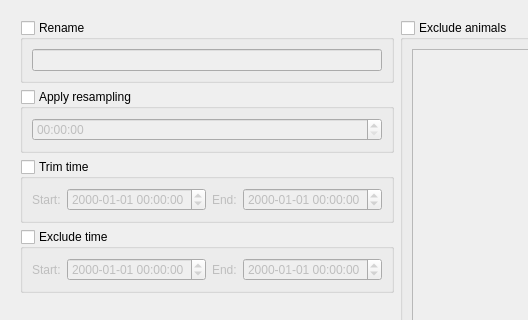
Before: the Qt Designer form tse_analytics/views/general/datasets/adjust_dataset_dialog.ui in TSE-Systems/tse-analytics, drawn with Qt 5; both pictures show x 0 to 528 and y 0 to 320 of the 924 by 520 pixel window.
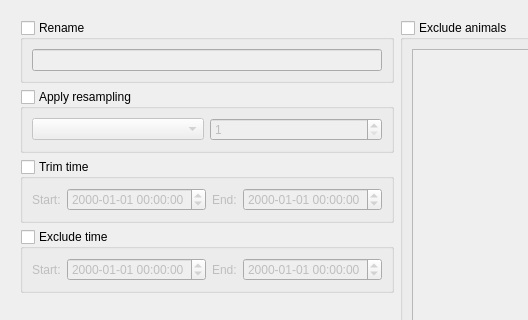
After: the same form once the commit is applied.

Commit message: - Added scripts to replace Taskfile if needed. - Cleanup and linting. - Adjust Dataset dialog tunings.

The edit to the form file:
```diff
--- a/tse_analytics/views/general/datasets/adjust_dataset_dialog.ui
+++ b/tse_analytics/views/general/datasets/adjust_dataset_dialog.ui
@@ -68,11 +68,17 @@
            <property name="checked">
             <bool>false</bool>
            </property>
-           <layout class="QVBoxLayout" name="verticalLayout_2">
+           <layout class="QHBoxLayout" name="horizontalLayout">
             <item>
-             <widget class="QTimeEdit" name="timeEditResamplingInterval">
-              <property name="displayFormat">
-               <string>HH:mm:ss</string>
+             <widget class="QComboBox" name="comboBoxResamplingUnit"/>
+            </item>
+            <item>
+             <widget class="QSpinBox" name="spinBoxResamplingValue">
+              <property name="minimum">
+               <number>1</number>
+              </property>
+              <property name="maximum">
+               <number>1000</number>
               </property>
              </widget>
             </item>
```
The commit also changes 37 other files.
